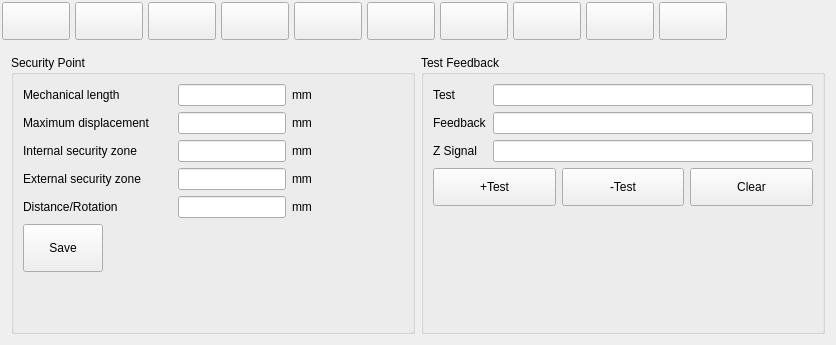
Before: the Qt Designer form hcsettings/icmachinestructpage.ui in GaussCheng/2-5AxisPunch, drawn with Qt 5.
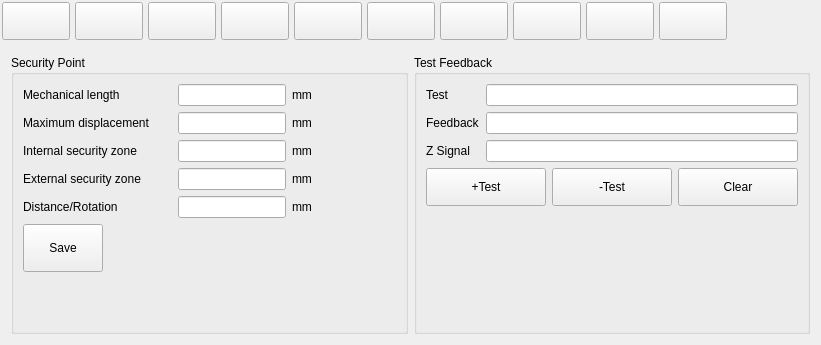
After: the same form once the commit is applied. Custom widgets are drawn as their Qt base class.

Patch:
```diff
--- a/hcsettings/icmachinestructpage.ui
+++ b/hcsettings/icmachinestructpage.ui
@@ -6,7 +6,7 @@
    <rect>
     <x>0</x>
     <y>0</y>
-    <width>836</width>
+    <width>821</width>
     <height>345</height>
    </rect>
   </property>
```
Left out of the diff: 31 changed lines with no effect on the pictures.
